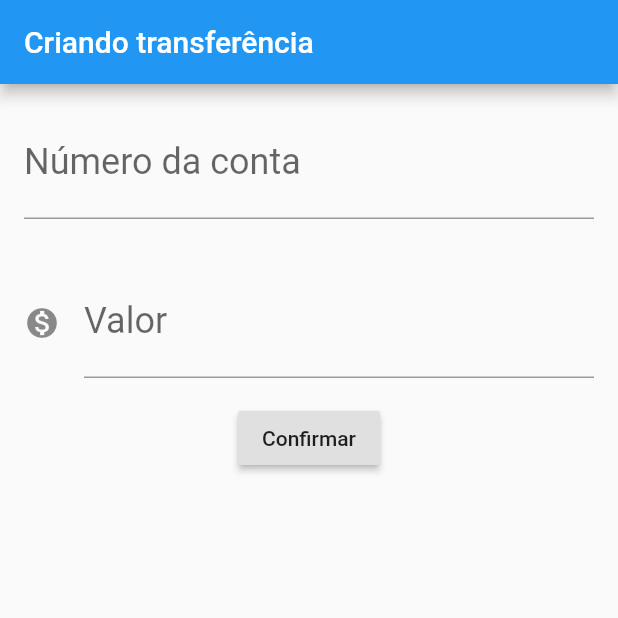
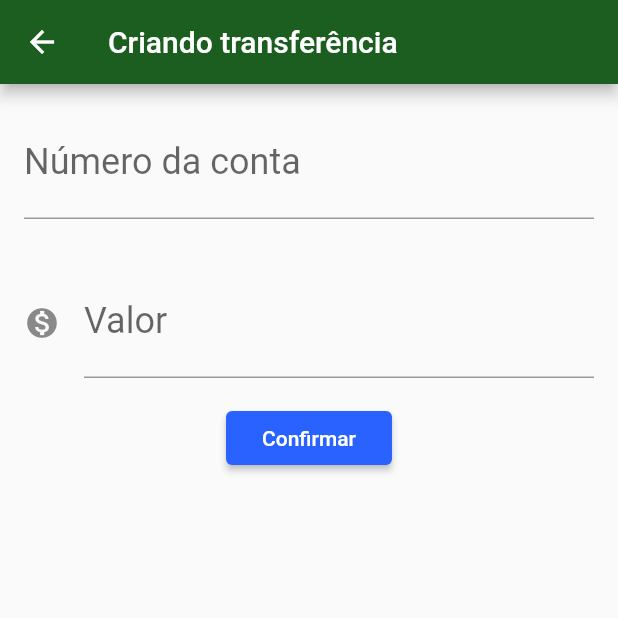
Before and after one commit to Hilderlan/Bytebank, a Flutter app: the FormularioTransferencia screen opened directly, after a tap on "Confirmar", on a phone screen of 412 x 824 dp, the top half of it. Run offline on Flutter 3.47's test engine with Material 2 defaults, Android fonts, the phone set to English and light mode, and no system bars.

```diff
--- /dev/null
+++ b/lib/components/editor.dart
@@ -0,0 +1,29 @@
+import 'package:flutter/material.dart';
+
+class Editor extends StatelessWidget {
+  final TextEditingController controlador;
+  final String rotulo;
+  final String dica;
+  final IconData icone;
+
+  const Editor({this.controlador, this.rotulo, this.dica, this.icone});
+
+  @override
+  Widget build(BuildContext context) {
+    return Padding(
+      padding: const EdgeInsets.all(16.0),
+      child: TextField(
+        controller: controlador,
+        style: TextStyle(
+          fontSize: 24.0
+        ),
+        decoration: InputDecoration(
+          icon: icone != null ? Icon(icone) : null,
+          labelText: rotulo,
+          hintText: dica
+        ),
+        keyboardType: TextInputType.number,
+      ),
+    );
+  }
+}
--- a/lib/main.dart
+++ b/lib/main.dart
@@ -1,3 +1,4 @@
+import 'package:bytebank/screens/transferencia/lista.dart';
 import 'package:flutter/material.dart';
 
 void main() => runApp(BytebankApp());
@@ -6,133 +7,15 @@ class BytebankApp extends StatelessWidget {
   @override
   Widget build(BuildContext context) {
     return MaterialApp(
-      home: Scaffold(
-        body: FormularioTransferencia(),
-      )
+      theme: ThemeData(
+        primaryColor: Colors.green[900],
+        accentColor: Colors.blueAccent[700],
+        buttonTheme: ButtonThemeData(
+          buttonColor: Colors.blueAccent[700],
+          textTheme: ButtonTextTheme.primary
+        )
+      ),
+      home: ListaTransferencias(),
     );
   }
 }
-
-class FormularioTransferencia extends StatelessWidget {
-  final TextEditingController _controladorCampoNumConta = TextEditingController();
-  final TextEditingController _controladorCampoValor = TextEditingController();
-
-  @override
-  Widget build(BuildContext context) {
-    return Scaffold(
-      appBar: AppBar(
-        title: Text('Criando transferência'),
-      ),
-      body: Column(
-          children: <Widget>[
-            Editor(
-              controlador: _controladorCampoNumConta,
-              dica: '0000',
-              rotulo: 'Número da conta',
-            ),
-            Editor(
-              controlador: _controladorCampoValor,
-              dica: '0.00',
-              rotulo: 'Valor',
-              icone: Icons.monetization_on,
-            ),
-            RaisedButton(
-              child: Text('Confirmar'),
-              onPressed: () {
-                final int numConta = int.tryParse(_controladorCampoNumConta.text);
-                final double valor = double.tryParse(_controladorCampoValor.text);
-                _criaTransferencia(numConta, valor);
-              },
-            )
-          ],
-        )
-    );
-  }
-}
-
-void _criaTransferencia(numConta, valor){
-  if(numConta != null && valor != null){
-    final transferenciaCriada = Transferencia(valor, numConta);
-    debugPrint('$transferenciaCriada');
-  }
-  else {
-    debugPrint('Campos preenchidos errados!');
-  }
-}
-
-class Editor extends StatelessWidget {
-  final TextEditingController controlador;
-  final String rotulo;
-  final String dica;
-  final IconData icone;
-
-  const Editor({this.controlador, this.rotulo, this.dica, this.icone});
-
-  @override
-  Widget build(BuildContext context) {
-    return Padding(
-      padding: const EdgeInsets.all(16.0),
-      child: TextField(
-        controller: controlador,
-        style: TextStyle(
-          fontSize: 24.0
-        ),
-        decoration: InputDecoration(
-          icon: icone != null ? Icon(icone) : null,
-          labelText: rotulo,
-          hintText: dica
-        ),
-        keyboardType: TextInputType.number,
-      ),
-    );
-  }
-}
-
-class ListaTransferencias extends StatelessWidget {
-  @override
-  Widget build(BuildContext context) {
-    return Scaffold(
-      appBar: AppBar(
-        title: Text('Transferências'),
-      ),
-      body: Column(
-        children: <Widget>[
-          ItemTransferencia(Transferencia(100.0, 1000)),
-          ItemTransferencia(Transferencia(200.0, 2000)),
-          ItemTransferencia(Transferencia(300, 3000)),
-        ],
-      ),
-      floatingActionButton: FloatingActionButton(
-        child: Icon(Icons.add),
-      ),
-    );
-  }
-}
-
-class ItemTransferencia extends StatelessWidget {
-  final Transferencia _transferencia;
-
-  ItemTransferencia(this._transferencia);
-
-  @override
-  Widget build(BuildContext context) {
-    return Card(
-      child: ListTile(
-        leading: Icon(Icons.monetization_on),
-        title: Text(_transferencia.valor.toString()),
-        subtitle: Text(_transferencia.numConta.toString()),
-      ),
-    );
-  }
-}
-
-class Transferencia {
-  final double valor;
-  final int numConta;
-
-  Transferencia(this.valor, this.numConta);
-
-  String toString() {
-    return 'Transferencia{ Valor: $valor, numConta: $numConta }';
-  }
-}
--- /dev/null
+++ b/lib/screens/transferencia/formulario.dart
@@ -0,0 +1,60 @@
+import 'package:bytebank/components/editor.dart';
+import 'package:bytebank/models/transferencia.dart';
+import 'package:flutter/material.dart';
+
+class FormularioTransferencia extends StatefulWidget {
+  @override
+  State<StatefulWidget> createState() {
+    return FormularioTransferenciaState();
+  }
+}
+
+class FormularioTransferenciaState extends State<FormularioTransferencia>{
+  final TextEditingController _controladorCampoNumConta = TextEditingController();
+  final TextEditingController _controladorCampoValor = TextEditingController();
+
+  @override
+  Widget build(BuildContext context) {
+    return Scaffold(
+      appBar: AppBar(
+        title: Text('Criando transferência'),
+      ),
+      body: SingleChildScrollView(
+        child: Column(
+          children: <Widget>[
+            Editor(
+              controlador: _controladorCampoNumConta,
+              dica: '0000',
+              rotulo: 'Número da conta',
+            ),
+            Editor(
+              controlador: _controladorCampoValor,
+              dica: '0.00',
+              rotulo: 'Valor',
+              icone: Icons.monetization_on,
+            ),
+            RaisedButton(
+              child: Text('Confirmar'),
+              onPressed: () {
+                final int numConta = int.tryParse(_controladorCampoNumConta.text);
+                final double valor = double.tryParse(_controladorCampoValor.text);
+                _criaTransferencia(context, numConta, valor);
+              },
+            )
+          ],
+        ),
+      )
+    );
+  }
+}
+
+void _criaTransferencia(BuildContext context, int numConta, double valor){
+  if(numConta != null && valor != null){
+    final transferenciaCriada = Transferencia(valor, numConta);
+    debugPrint('$transferenciaCriada');
+    Navigator.pop(context, transferenciaCriada);
+  }
+  else {
+    debugPrint('Campos preenchidos errados!');
+  }
+}
```
Also changed, not shown: lib/models/transferencia.dart (added, +10 -0 lines), lib/screens/transferencia/lista.dart (added, +65 -0 lines), 1 other file.
